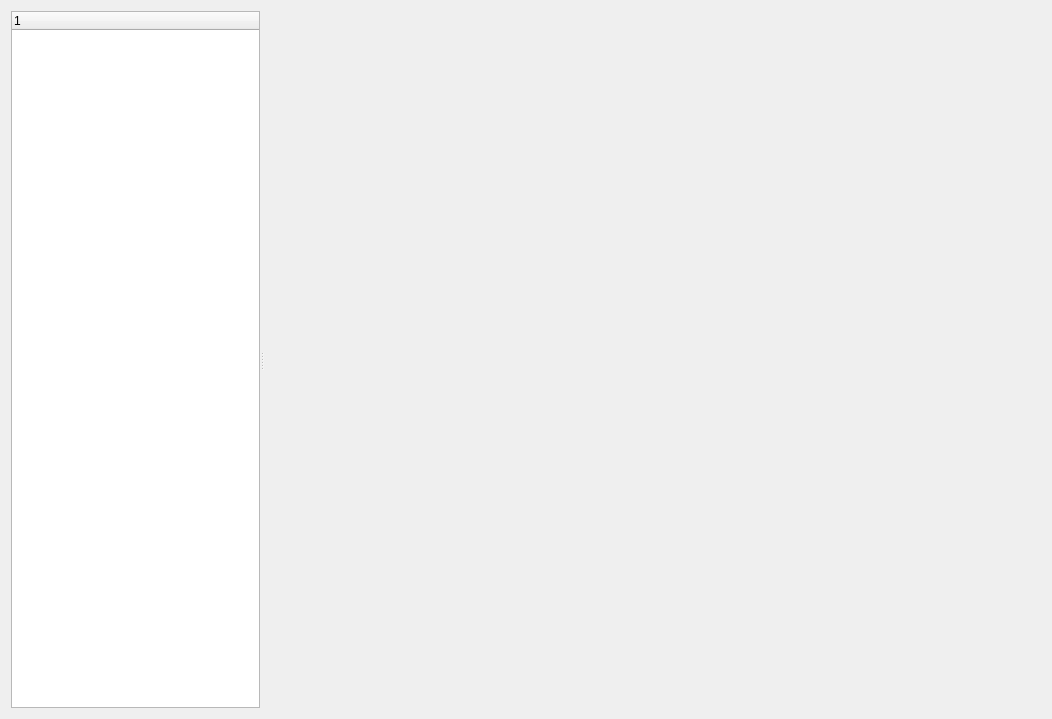
First picture: the form in Fdog-Kit/module_database/databasewidget.ui, repository HuaGouFdog/Fdog-Kit, before the edit.
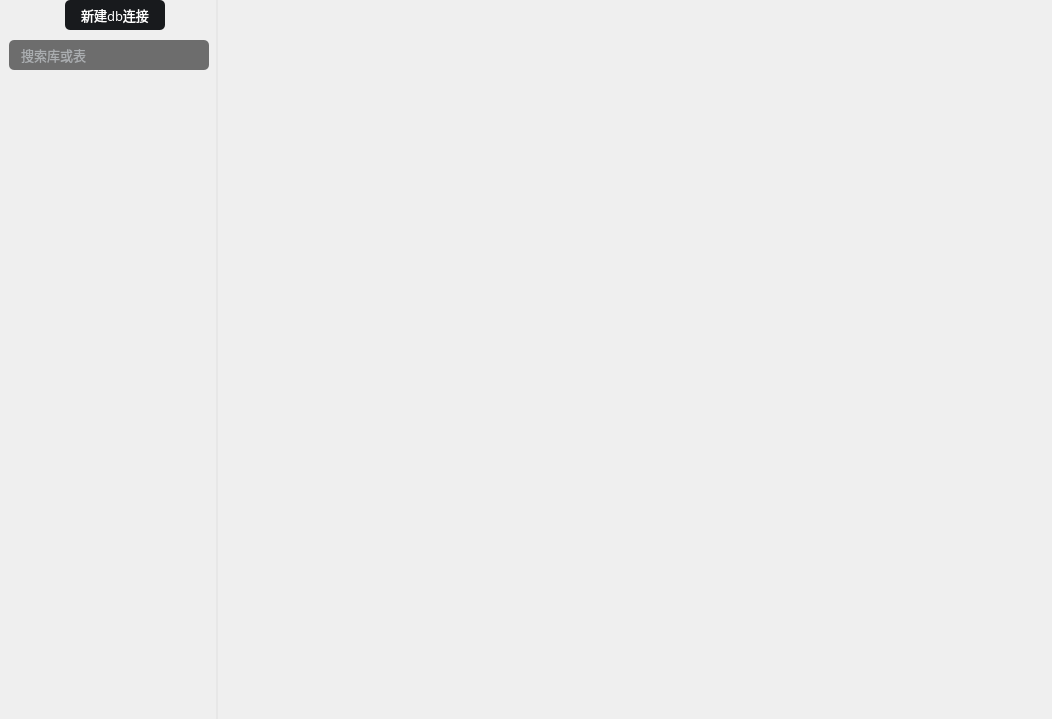
Second picture: the form after the edit. Icons and pictures are not drawn.

Commit message: 添加连接mysql数据库，获取库表代码

```diff
--- a/Fdog-Kit/module_database/databasewidget.ui
+++ b/Fdog-Kit/module_database/databasewidget.ui
@@ -14,11 +14,26 @@
    <string>Form</string>
   </property>
   <layout class="QHBoxLayout" name="horizontalLayout">
+   <property name="leftMargin">
+    <number>0</number>
+   </property>
+   <property name="topMargin">
+    <number>0</number>
+   </property>
+   <property name="rightMargin">
+    <number>0</number>
+   </property>
+   <property name="bottomMargin">
+    <number>0</number>
+   </property>
    <item>
     <widget class="QSplitter" name="splitter">
      <property name="orientation">
       <enum>Qt::Horizontal</enum>
      </property>
+     <property name="handleWidth">
+      <number>0</number>
+     </property>
      <widget class="QWidget" name="widget" native="true">
       <property name="sizePolicy">
        <sizepolicy hsizetype="Expanding" vsizetype="Preferred">
@@ -26,16 +41,339 @@
         <verstretch>0</verstretch>
        </sizepolicy>
       </property>
+      <property name="maximumSize">
+       <size>
+        <width>300</width>
+        <height>16777215</height>
+       </size>
+      </property>
+      <property name="styleSheet">
+       <string notr="true">#widget{
+border-right:2px solid rgba(197, 197, 197,50);
+}
+</string>
+      </property>
       <layout class="QVBoxLayout" name="verticalLayout">
+       <property name="spacing">
+        <number>10</number>
+       </property>
+       <property name="leftMargin">
+        <number>0</number>
+       </property>
+       <property name="topMargin">
+        <number>0</number>
+       </property>
+       <property name="rightMargin">
+        <number>0</number>
+       </property>
+       <property name="bottomMargin">
+        <number>0</number>
+       </property>
        <item>
-        <widget class="QTreeWidget" name="treeWidget_db"/>
+        <widget class="QWidget" name="verticalWidget" native="true">
+         <property name="maximumSize">
+          <size>
+           <width>16777215</width>
+           <height>70</height>
+          </size>
+         </property>
+         <layout class="QVBoxLayout" name="verticalLayout_2">
+          <property name="spacing">
+           <number>10</number>
+          </property>
+          <property name="leftMargin">
+           <number>9</number>
+          </property>
+          <property name="topMargin">
+           <number>0</number>
+          </property>
+          <property name="rightMargin">
+           <number>9</number>
+          </property>
+          <property name="bottomMargin">
+           <number>0</number>
+          </property>
+          <item>
+           <widget class="QWidget" name="horizontalWidget" native="true">
+            <property name="maximumSize">
+             <size>
+              <width>16777215</width>
+              <height>30</height>
+             </size>
+            </property>
+            <layout class="QHBoxLayout" name="horizontalLayout_2">
+             <property name="leftMargin">
+              <number>0</number>
+             </property>
+             <property name="topMargin">
+              <number>0</number>
+             </property>
+             <property name="rightMargin">
+              <number>0</number>
+             </property>
+             <property name="bottomMargin">
+              <number>0</number>
+             </property>
+             <item>
+              <widget class="QWidget" name="widget_7" native="true">
+               <property name="minimumSize">
+                <size>
+                 <width>50</width>
+                 <height>30</height>
+                </size>
+               </property>
+               <property name="maximumSize">
+                <size>
+                 <width>100</width>
+                 <height>30</height>
+                </size>
+               </property>
+               <property name="font">
+                <font>
+                 <stylestrategy>PreferAntialias</stylestrategy>
+                </font>
+               </property>
+               <property name="styleSheet">
+                <string notr="true">image: url(:/module_database/images/dark/mysql1.png);</string>
+               </property>
+              </widget>
+             </item>
+             <item>
+              <widget class="QToolButton" name="toolButton_newCreate">
+               <property name="minimumSize">
+                <size>
+                 <width>100</width>
+                 <height>30</height>
+                </size>
+               </property>
+               <property name="font">
+                <font>
+                 <family>OPPOSans B</family>
+                 <pointsize>10</pointsize>
+                 <weight>50</weight>
+                 <italic>false</italic>
+                 <bold>false</bold>
+                 <stylestrategy>PreferAntialias</stylestrategy>
+                </font>
+               </property>
+               <property name="styleSheet">
+                <string notr="true">#toolButton_newCreate {
+	color: rgb(255, 255, 255);
+	background-color: rgb(24,26,29);
+	border-radius: 5px;
+}
+
+#toolButton_newCreate::menu-indicator { 
+	image: None;
+}
+ 
+#toolButton_newCreate:hover {
+	color: rgb(255, 255, 255);
+	background-color: rgb(24,26,29);
+}</string>
+               </property>
+               <property name="text">
+                <string>新建db连接</string>
+               </property>
+               <property name="icon">
+                <iconset resource="../lib.qrc">
+                 <normaloff>:/lib/Zookeeper2.png</normaloff>:/lib/Zookeeper2.png</iconset>
+               </property>
+               <property name="toolButtonStyle">
+                <enum>Qt::ToolButtonTextOnly</enum>
+               </property>
+              </widget>
+             </item>
+             <item>
+              <spacer name="horizontalSpacer">
+               <property name="orientation">
+                <enum>Qt::Horizontal</enum>
+               </property>
+               <property name="sizeHint" stdset="0">
+                <size>
+                 <width>40</width>
+                 <height>20</height>
+                </size>
+               </property>
+              </spacer>
+             </item>
+            </layout>
+           </widget>
+          </item>
+          <item>
+           <widget class="QLineEdit" name="lineEdit_find">
+            <property name="minimumSize">
+             <size>
+              <width>200</width>
+              <height>30</height>
+             </size>
+            </property>
+            <property name="maximumSize">
+             <size>
+              <width>5999</width>
+              <height>30</height>
+             </size>
+            </property>
+            <property name="font">
+             <font>
+              <family>OPPOSans</family>
+              <pointsize>10</pointsize>
+              <stylestrategy>PreferAntialias</stylestrategy>
+             </font>
+            </property>
+            <property name="styleSheet">
+             <string notr="true">QLineEdit{
+color: rgb(231, 238, 244);
+border-radius: 14px;
+background-color: rgb(25, 25, 25, 155);
+border: 0px solid rgba(255, 255, 255, 0);
+border-radius: 5px;
+padding-left:10px;
+padding-right:10px;
+}</string>
+            </property>
+            <property name="text">
+             <string/>
+            </property>
+            <property name="placeholderText">
+             <string>搜索库或表</string>
+            </property>
+           </widget>
+          </item>
+         </layout>
+        </widget>
+       </item>
+       <item>
+        <widget class="QTreeWidget" name="treeWidget_db">
+         <property name="styleSheet">
+          <string notr="true">QTreeWidget{
+/*background-color: rgba(25, 25, 25, 100);*/
+	background-color: rgba(255, 255, 255, 0);
+border: 0px solid rgba(212, 212, 212, 50);
+border-radius: 10px;
+padding:5px;
+	color: rgb(255, 255, 255);
+}
+
+QTreeWidget::item {
+    height: 25px; /* 设置行高为50像素 */
+}
+
+QScrollBar::horizontal{
+    height: 8px;
+	background-color: rgb(67, 77, 88);
+	margin: 0px,0px,0px,0px;
+    padding-top: 0px;		/*//隐藏上下的箭头*/
+    padding-bottom: 0px;
+}
+
+QTreeWidget::branch:closed:has-children:!has-siblings,
+QTreeWidget::branch:closed:has-children:has-siblings {
+	border-image: none;
+    image: url(:/lib/tree_close.png);
+}
+ 
+QTreeWidget::branch:open:has-children:!has-siblings,
+QTreeWidget::branch:open:has-children:has-siblings  {
+	border-image: none;
+    image: url(:/lib/tree_open.png);
+}
+
+QScrollBar::handle:horizontal {
+    height: 8px;
+	background-color: rgb(239, 239, 239);
+    /*滚动条两端变成椭圆 */
+    border-radius: 2px;
+    min-height: 0;
+}
+
+QScrollBar::sub-page:horizontal {
+	background-color: rgba(255, 255, 255, 0);
+}
+QScrollBar::add-page:horizontal 
+{
+    background-color: rgba(255, 255, 255, 0);
+}
+
+QScrollBar::add-line:horizontal {
+	border: none;
+    height: 0px;
+    subcontrol-position: bottom;
+    subcontrol-origin: margin;
+}
+QScrollBar::sub-line:horizontal {
+    border: none;
+    height: 0px;
+    subcontrol-position: top;
+    subcontrol-origin: margin;
+}
+
+QScrollBar::down-arrow:horizontal {
+    border:none;
+}
+QScrollBar::up-arrow:horizontal {
+    border:none;
+}
+
+QScrollBar:vertical{
+    width: 10px;
+	background-color: rgba(0, 41, 69, 0);
+    margin: 0px,0px,0px,0px;
+    padding-top: 0px;		/*//隐藏上下的箭头*/
+    padding-bottom: 0px;
+}
+
+
+QScrollBar::handle:vertical{
+    width: 10px;
+	
+	background-color: rgb(239, 239, 239);
+    /*滚动条两端变成椭圆 */
+    border-radius: 2px;
+    min-height: 0;
+}
+
+QScrollBar::sub-page:vertical {
+    
+	background-color: rgba(255, 255, 255, 0);
+}
+QScrollBar::add-page:vertical 
+{
+    background-color: rgba(255, 255, 255, 0);
+}
+
+QScrollBar::add-line:vertical {
+	border: none;
+    height: 0px;
+    subcontrol-position: bottom;
+    subcontrol-origin: margin;
+}
+QScrollBar::sub-line:vertical {
+    border: none;
+    height: 0px;
+    subcontrol-position: top;
+    subcontrol-origin: margin;
+}
+
+QScrollBar::down-arrow:vertical {
+    border:none;
+}
+
+QScrollBar::up-arrow:vertical {
+    border:none;
+}</string>
+         </property>
+         <attribute name="headerVisible">
+          <bool>false</bool>
+         </attribute>
+        </widget>
        </item>
       </layout>
      </widget>
      <widget class="QWidget" name="widget_2" native="true">
       <property name="sizePolicy">
        <sizepolicy hsizetype="Expanding" vsizetype="Preferred">
-        <horstretch>8</horstretch>
+        <horstretch>10</horstretch>
         <verstretch>0</verstretch>
        </sizepolicy>
       </property>
```
Left out of the diff: 4 changed lines with no effect on the pictures. The commit also changes 8 other files.
